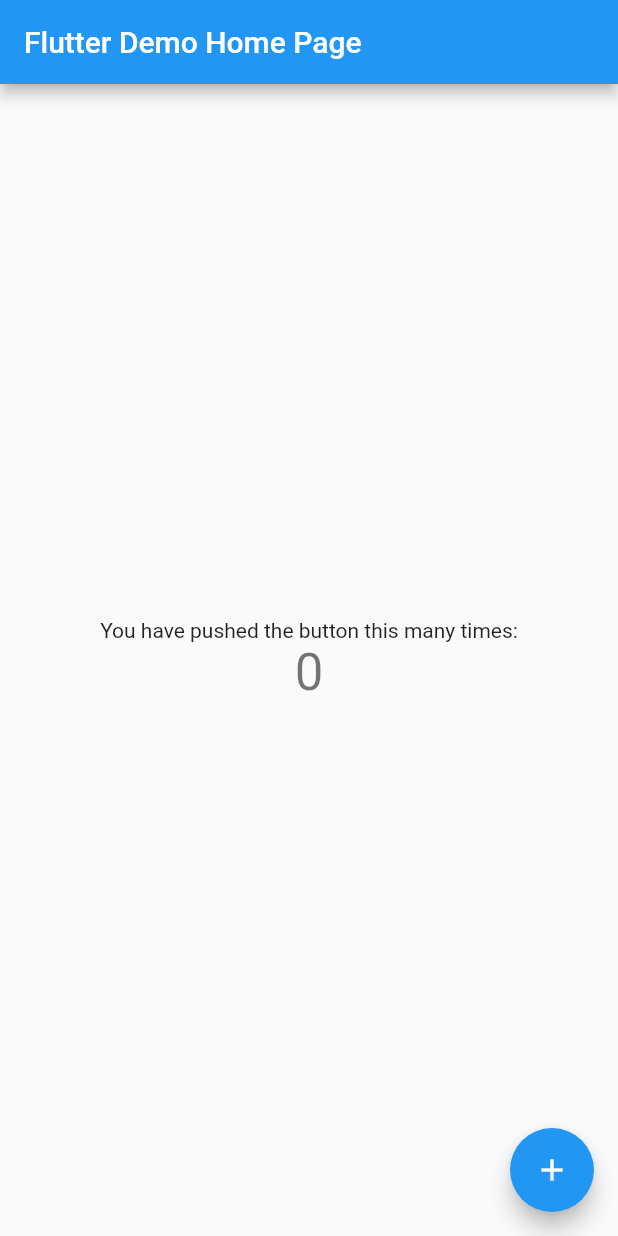
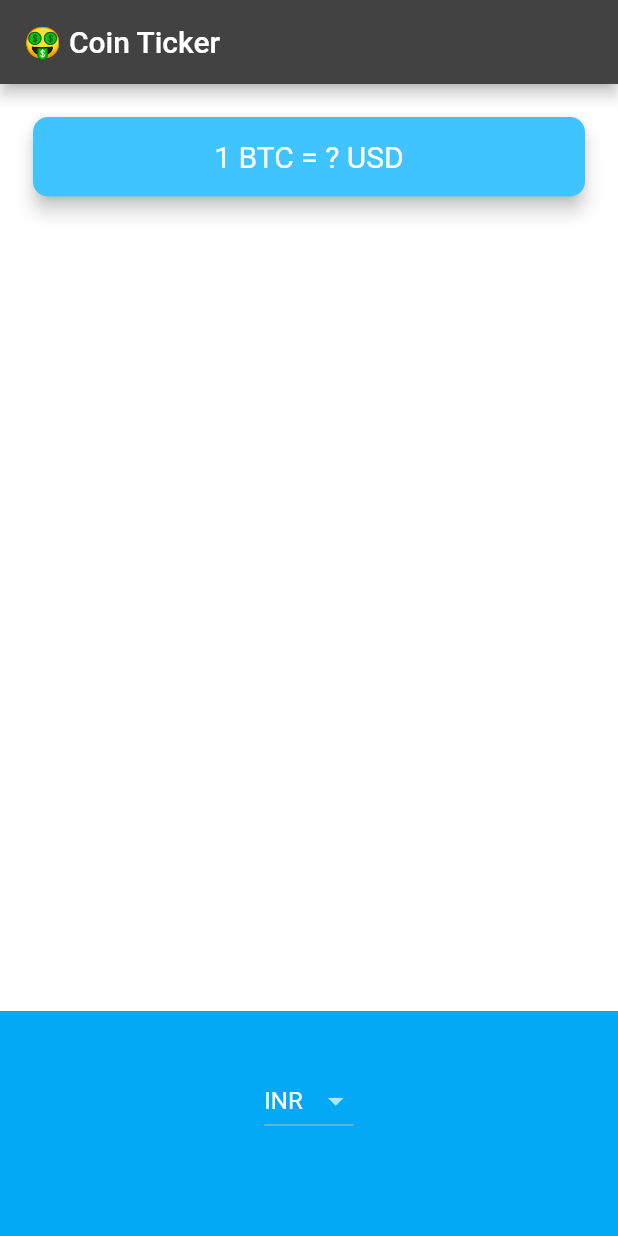
Before and after one commit to rahulsrivastava088/Cryptocoin_Ticker, a Flutter app: the screen it shows after launch, on a phone screen of 412 x 824 dp. Run offline on Flutter 3.47's test engine with Material 2 defaults, Android fonts, the phone set to English and light mode, and no system bars.

Commit message:
coin_data and price_screen added along with DropDown Menu for currencies.

```diff
--- /dev/null
+++ b/lib/coin_data.dart
@@ -0,0 +1,31 @@
+ const List<String> currenciesList = [
+    'AUD',
+    'BRL',
+    'CAD',
+    'CNY',
+    'EUR',
+    'GBP',
+    'HKD',
+    'IDR',
+    'ILS',
+    'INR',
+    'JPY',
+    'MXN',
+    'NOK',
+    'NZD',
+    'PLN',
+    'RON',
+    'RUB',
+    'SEK',
+    'SGD',
+    'USD',
+    'ZAR'
+  ];
+
+  const List<String> cryptoList = [
+    'BTC',
+    'ETH',
+    'LTC',
+  ];
+
+ class CoinData {}
--- a/lib/main.dart
+++ b/lib/main.dart
@@ -1,115 +1,17 @@
+
 import 'package:flutter/material.dart';
+import 'price_screen.dart';
 
-void main() {
-  runApp(const MyApp());
-}
+void main() => runApp(MyApp());
 
 class MyApp extends StatelessWidget {
-  const MyApp({Key? key}) : super(key: key);
-
-  // This widget is the root of your application.
   @override
   Widget build(BuildContext context) {
     return MaterialApp(
-      title: 'Flutter Demo',
-      theme: ThemeData(
-        // This is the theme of your application.
-        //
-        // Try running your application with "flutter run". You'll see the
-        // application has a blue toolbar. Then, without quitting the app, try
-        // changing the primarySwatch below to Colors.green and then invoke
-        // "hot reload" (press "r" in the console where you ran "flutter run",
-        // or simply save your changes to "hot reload" in a Flutter IDE).
-        // Notice that the counter didn't reset back to zero; the application
-        // is not restarted.
-        primarySwatch: Colors.blue,
-      ),
-      home: const MyHomePage(title: 'Flutter Demo Home Page'),
+      theme: ThemeData.dark().copyWith(
+          primaryColor: Colors.lightBlue,
+          scaffoldBackgroundColor: Colors.white),
+      home: PriceScreen(),
     );
   }
 }
-
-class MyHomePage extends StatefulWidget {
-  const MyHomePage({Key? key, required this.title}) : super(key: key);
-
-  // This widget is the home page of your application. It is stateful, meaning
-  // that it has a State object (defined below) that contains fields that affect
-  // how it looks.
-
-  // This class is the configuration for the state. It holds the values (in this
-  // case the title) provided by the parent (in this case the App widget) and
-  // used by the build method of the State. Fields in a Widget subclass are
-  // always marked "final".
-
-  final String title;
-
-  @override
-  State<MyHomePage> createState() => _MyHomePageState();
-}
-
-class _MyHomePageState extends State<MyHomePage> {
-  int _counter = 0;
-
-  void _incrementCounter() {
-    setState(() {
-      // This call to setState tells the Flutter framework that something has
-      // changed in this State, which causes it to rerun the build method below
-      // so that the display can reflect the updated values. If we changed
-      // _counter without calling setState(), then the build method would not be
-      // called again, and so nothing would appear to happen.
-      _counter++;
-    });
-  }
-
-  @override
-  Widget build(BuildContext context) {
-    // This method is rerun every time setState is called, for instance as done
-    // by the _incrementCounter method above.
-    //
-    // The Flutter framework has been optimized to make rerunning build methods
-    // fast, so that you can just rebuild anything that needs updating rather
-    // than having to individually change instances of widgets.
-    return Scaffold(
-      appBar: AppBar(
-        // Here we take the value from the MyHomePage object that was created by
-        // the App.build method, and use it to set our appbar title.
-        title: Text(widget.title),
-      ),
-      body: Center(
-        // Center is a layout widget. It takes a single child and positions it
-        // in the middle of the parent.
-        child: Column(
-          // Column is also a layout widget. It takes a list of children and
-          // arranges them vertically. By default, it sizes itself to fit its
-          // children horizontally, and tries to be as tall as its parent.
-          //
-          // Invoke "debug painting" (press "p" in the console, choose the
-          // "Toggle Debug Paint" action from the Flutter Inspector in Android
-          // Studio, or the "Toggle Debug Paint" command in Visual Studio Code)
-          // to see the wireframe for each widget.
-          //
-          // Column has various properties to control how it sizes itself and
-          // how it positions its children. Here we use mainAxisAlignment to
-          // center the children vertically; the main axis here is the vertical
-          // axis because Columns are vertical (the cross axis would be
-          // horizontal).
-          mainAxisAlignment: MainAxisAlignment.center,
-          children: <Widget>[
-            const Text(
-              'You have pushed the button this many times:',
-            ),
-            Text(
-              '$_counter',
-              style: Theme.of(context).textTheme.headline4,
-            ),
-          ],
-        ),
-      ),
-      floatingActionButton: FloatingActionButton(
-        onPressed: _incrementCounter,
-        tooltip: 'Increment',
-        child: const Icon(Icons.add),
-      ), // This trailing comma makes auto-formatting nicer for build methods.
-    );
-  }
-}
--- /dev/null
+++ b/lib/price_screen.dart
@@ -0,0 +1,76 @@
+import 'package:flutter/material.dart';
+import 'coin_data.dart';
+
+class PriceScreen extends StatefulWidget {
+  @override
+  _PriceScreenState createState() => _PriceScreenState();
+}
+
+class _PriceScreenState extends State<PriceScreen> {
+
+  String selectedCurrency = 'INR';
+
+  List<DropdownMenuItem<String>> getDropDownItems() {
+    List<DropdownMenuItem<String>> currencies = [];
+    for (String currency in currenciesList) {
+      currencies.add(
+        DropdownMenuItem(
+          child: Text(currency),
+          value: currency,
+        ),
+      );
+    }
+    return currencies;
+  }
+
+  @override
+  Widget build(BuildContext context) {
+    return Scaffold(
+      appBar: AppBar(
+        title: Text('🤑 Coin Ticker'),
+      ),
+      body: Column(
+        mainAxisAlignment: MainAxisAlignment.spaceBetween,
+        crossAxisAlignment: CrossAxisAlignment.stretch,
+        children: <Widget>[
+          Padding(
+            padding: EdgeInsets.fromLTRB(18.0, 18.0, 18.0, 0),
+            child: Card(
+              color: Colors.lightBlueAccent,
+              elevation: 5.0,
+              shape: RoundedRectangleBorder(
+                borderRadius: BorderRadius.circular(10.0),
+              ),
+              child: Padding(
+                padding: EdgeInsets.symmetric(vertical: 15.0, horizontal: 28.0),
+                child: Text(
+                  '1 BTC = ? USD',
+                  textAlign: TextAlign.center,
+                  style: TextStyle(
+                    fontSize: 20.0,
+                    color: Colors.white,
+                  ),
+                ),
+              ),
+            ),
+          ),
+          Container(
+            height: 150.0,
+            alignment: Alignment.center,
+            padding: EdgeInsets.only(bottom: 30.0),
+            color: Colors.lightBlue,
+            child: DropdownButton<String>(
+              value: selectedCurrency,
+              onChanged: (value) {
+                setState(() {
+                  selectedCurrency = value ?? 'USD';
+                });
+              },
+              items: getDropDownItems(),
+            ),
+          ),
+        ],
+      ),
+    );
+  }
+}
```
Also changed, not shown: 1 other file.
